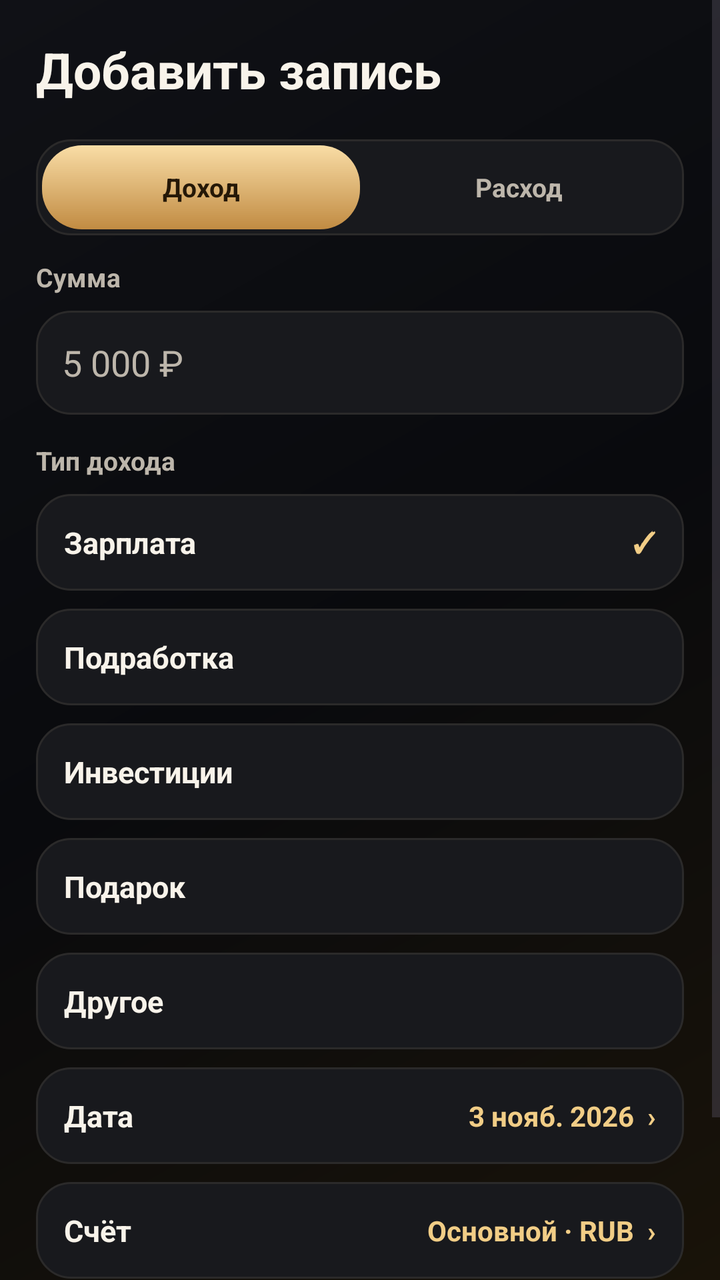
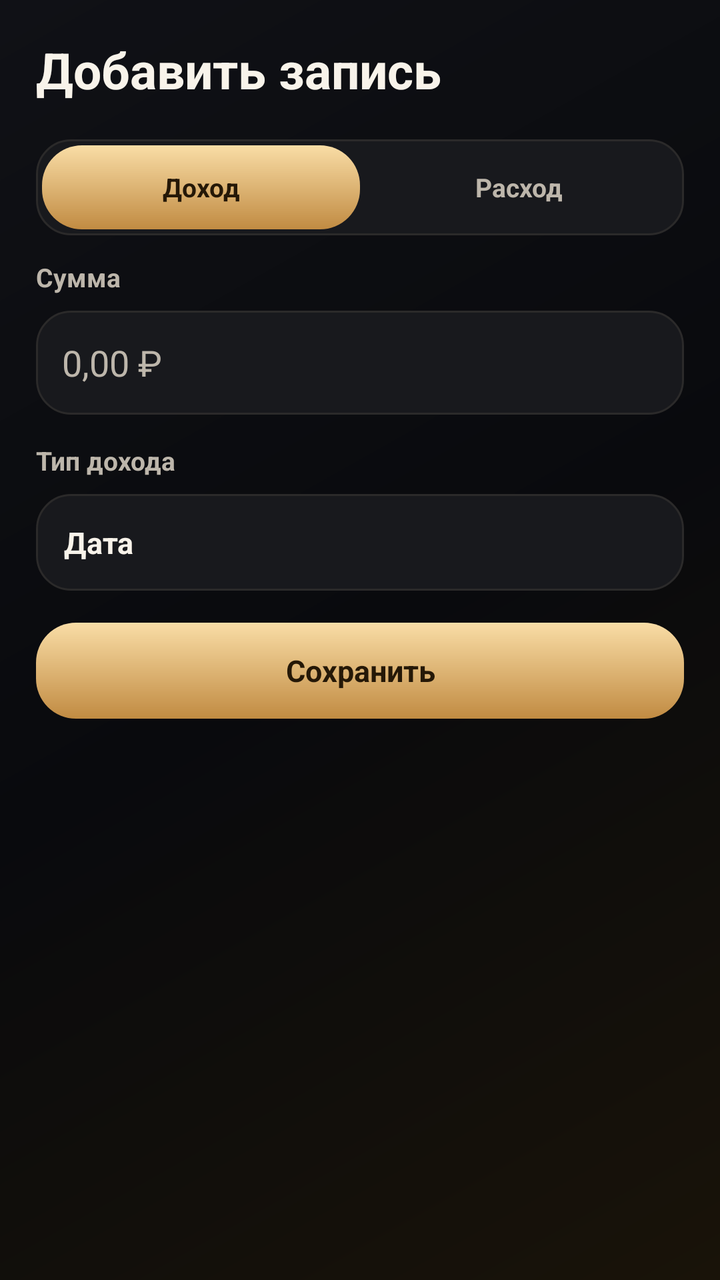

The first picture is an Android layout as it rendered before a commit; the second is the same layout after the commit. The layout source and the unified diff follow.
<!-- AndroidManifest.xml: application theme Theme.MyFinance -->
<!-- res/layout/screen_add_operation.xml -->
<?xml version="1.0" encoding="utf-8"?>
<ScrollView xmlns:android="http://schemas.android.com/apk/res/android" android:layout_width="match_parent" android:layout_height="match_parent" android:fillViewport="true" android:background="@drawable/mf_screen">
    <LinearLayout android:layout_width="match_parent" android:layout_height="wrap_content" android:orientation="vertical" android:padding="18dp">
        <TextView android:layout_width="match_parent" android:layout_height="wrap_content" android:text="Добавить запись" android:textSize="25sp" android:textColor="#F8F3EA" android:textStyle="bold" android:paddingBottom="18dp"/>
        <LinearLayout android:layout_width="match_parent" android:layout_height="wrap_content" android:orientation="horizontal" android:background="@drawable/mf_card" android:padding="3dp" android:layout_marginBottom="12dp">
            <LinearLayout android:layout_width="0dp" android:layout_height="42dp" android:orientation="vertical" android:background="@drawable/mf_gold" android:layout_weight="1" android:gravity="center">
                <TextView android:layout_width="match_parent" android:layout_height="wrap_content" android:text="Доход" android:textSize="13sp" android:textColor="#251807" android:textStyle="bold" android:gravity="center"/>
            </LinearLayout>
            <LinearLayout android:layout_width="0dp" android:layout_height="42dp" android:orientation="vertical" android:layout_weight="1" android:gravity="center">
                <TextView android:layout_width="match_parent" android:layout_height="wrap_content" android:text="Расход" android:textSize="13sp" android:textColor="#BDB6AB" android:textStyle="bold" android:gravity="center"/>
            </LinearLayout>
        </LinearLayout>
        <TextView android:layout_width="match_parent" android:layout_height="wrap_content" android:text="Сумма" android:textSize="13sp" android:textColor="#BDB6AB" android:textStyle="bold" android:paddingBottom="8dp"/>
        <EditText android:layout_width="match_parent" android:layout_height="wrap_content" android:minHeight="52dp" android:background="@drawable/mf_card" android:hint="5 000 ₽" android:inputType="numberDecimal" android:padding="13dp" android:textColor="#F8F3EA" android:textColorHint="#BDB6AB" android:layout_marginBottom="14dp"/>
        <TextView android:layout_width="match_parent" android:layout_height="wrap_content" android:text="Тип дохода" android:textSize="13sp" android:textColor="#BDB6AB" android:textStyle="bold" android:paddingBottom="8dp"/>
        <LinearLayout android:layout_width="match_parent" android:layout_height="wrap_content" android:orientation="vertical" android:background="@drawable/mf_card" android:padding="14dp" android:layout_marginBottom="9dp">
            <LinearLayout android:layout_width="match_parent" android:layout_height="wrap_content" android:orientation="horizontal" android:gravity="center_vertical">
                <LinearLayout android:layout_width="0dp" android:layout_height="wrap_content" android:orientation="vertical" android:layout_weight="1">
                    <TextView android:layout_width="match_parent" android:layout_height="wrap_content" android:text="Зарплата" android:textSize="15sp" android:textColor="#F8F3EA" android:textStyle="bold"/>
                </LinearLayout>
                <TextView android:layout_width="wrap_content" android:layout_height="wrap_content" android:text="✓" android:textSize="14sp" android:textColor="#F1CD86" android:textStyle="bold" android:paddingStart="8dp"/>
            </LinearLayout>
        </LinearLayout>
        <LinearLayout android:layout_width="match_parent" android:layout_height="wrap_content" android:orientation="vertical" android:background="@drawable/mf_card" android:padding="14dp" android:layout_marginBottom="9dp">
            <LinearLayout android:layout_width="match_parent" android:layout_height="wrap_content" android:orientation="horizontal" android:gravity="center_vertical">
                <LinearLayout android:layout_width="0dp" android:layout_height="wrap_content" android:orientation="vertical" android:layout_weight="1">
                    <TextView android:layout_width="match_parent" android:layout_height="wrap_content" android:text="Подработка" android:textSize="15sp" android:textColor="#F8F3EA" android:textStyle="bold"/>
                </LinearLayout>
            </LinearLayout>
        </LinearLayout>
        <LinearLayout android:layout_width="match_parent" android:layout_height="wrap_content" android:orientation="vertical" android:background="@drawable/mf_card" android:padding="14dp" android:layout_marginBottom="9dp">
            <LinearLayout android:layout_width="match_parent" android:layout_height="wrap_content" android:orientation="horizontal" android:gravity="center_vertical">
                <LinearLayout android:layout_width="0dp" android:layout_height="wrap_content" android:orientation="vertical" android:layout_weight="1">
                    <TextView android:layout_width="match_parent" android:layout_height="wrap_content" android:text="Инвестиции" android:textSize="15sp" android:textColor="#F8F3EA" android:textStyle="bold"/>
                </LinearLayout>
            </LinearLayout>
        </LinearLayout>
        <LinearLayout android:layout_width="match_parent" android:layout_height="wrap_content" android:orientation="vertical" android:background="@drawable/mf_card" android:padding="14dp" android:layout_marginBottom="9dp">
            <LinearLayout android:layout_width="match_parent" android:layout_height="wrap_content" android:orientation="horizontal" android:gravity="center_vertical">
                <LinearLayout android:layout_width="0dp" android:layout_height="wrap_content" android:orientation="vertical" android:layout_weight="1">
                    <TextView android:layout_width="match_parent" android:layout_height="wrap_content" android:text="Подарок" android:textSize="15sp" android:textColor="#F8F3EA" android:textStyle="bold"/>
                </LinearLayout>
            </LinearLayout>
        </LinearLayout>
        <LinearLayout android:layout_width="match_parent" android:layout_height="wrap_content" android:orientation="vertical" android:background="@drawable/mf_card" android:padding="14dp" android:layout_marginBottom="9dp">
            <LinearLayout android:layout_width="match_parent" android:layout_height="wrap_content" android:orientation="horizontal" android:gravity="center_vertical">
                <LinearLayout android:layout_width="0dp" android:layout_height="wrap_content" android:orientation="vertical" android:layout_weight="1">
                    <TextView android:layout_width="match_parent" android:layout_height="wrap_content" android:text="Другое" android:textSize="15sp" android:textColor="#F8F3EA" android:textStyle="bold"/>
                </LinearLayout>
            </LinearLayout>
        </LinearLayout>
        <LinearLayout android:layout_width="match_parent" android:layout_height="wrap_content" android:orientation="vertical" android:background="@drawable/mf_card" android:padding="14dp" android:layout_marginBottom="9dp">
            <LinearLayout android:layout_width="match_parent" android:layout_height="wrap_content" android:orientation="horizontal" android:gravity="center_vertical">
                <LinearLayout android:layout_width="0dp" android:layout_height="wrap_content" android:orientation="vertical" android:layout_weight="1">
                    <TextView android:layout_width="match_parent" android:layout_height="wrap_content" android:text="Дата" android:textSize="15sp" android:textColor="#F8F3EA" android:textStyle="bold"/>
                </LinearLayout>
                <TextView android:layout_width="wrap_content" android:layout_height="wrap_content" android:text="3 нояб. 2026  ›" android:textSize="14sp" android:textColor="#F1CD86" android:textStyle="bold" android:paddingStart="8dp"/>
            </LinearLayout>
        </LinearLayout>
        <LinearLayout android:layout_width="match_parent" android:layout_height="wrap_content" android:orientation="vertical" android:background="@drawable/mf_card" android:padding="14dp" android:layout_marginBottom="9dp">
            <LinearLayout android:layout_width="match_parent" android:layout_height="wrap_content" android:orientation="horizontal" android:gravity="center_vertical">
                <LinearLayout android:layout_width="0dp" android:layout_height="wrap_content" android:orientation="vertical" android:layout_weight="1">
                    <TextView android:layout_width="match_parent" android:layout_height="wrap_content" android:text="Счёт" android:textSize="15sp" android:textColor="#F8F3EA" android:textStyle="bold"/>
                </LinearLayout>
                <TextView android:layout_width="wrap_content" android:layout_height="wrap_content" android:text="Основной · RUB  ›" android:textSize="14sp" android:textColor="#F1CD86" android:textStyle="bold" android:paddingStart="8dp"/>
            </LinearLayout>
        </LinearLayout>
        <TextView android:layout_width="match_parent" android:layout_height="wrap_content" android:text="Сохранить" android:textSize="15sp" android:textColor="#251807" android:textStyle="bold" android:background="@drawable/mf_gold" android:gravity="center" android:minHeight="48dp" android:layout_marginTop="7dp" android:layout_marginBottom="12dp"/>
    </LinearLayout>
</ScrollView>
<!-- resources referenced by this layout -->
<resources>
  <!-- drawable mf_card (drawable) -->
  <?xml version="1.0" encoding="utf-8"?>
  <shape xmlns:android="http://schemas.android.com/apk/res/android" android:shape="rectangle">
      <solid android:color="#18191D"/>
      <stroke android:width="1dp" android:color="#2B2A2A"/>
      <corners android:radius="17dp"/>
  </shape>
  <!-- drawable mf_gold (drawable) -->
  <?xml version="1.0" encoding="utf-8"?>
  <shape xmlns:android="http://schemas.android.com/apk/res/android" android:shape="rectangle">
      <gradient android:angle="270" android:startColor="#F9DDA6" android:endColor="#C18B42"/>
      <corners android:radius="20dp"/>
  </shape>
  <!-- drawable mf_screen (drawable) -->
  <?xml version="1.0" encoding="utf-8"?>
  <shape xmlns:android="http://schemas.android.com/apk/res/android" android:shape="rectangle">
      <gradient android:angle="315" android:startColor="#101116" android:centerColor="#090A0D" android:endColor="#191309"/>
  </shape>
  <style name="Theme.MyFinance" parent="Base.Theme.MyFinance" />
  <style name="Base.Theme.MyFinance" parent="Theme.Material3.DayNight.NoActionBar">
          
          
      </style>
</resources>

<!-- the commit's change to res/layout/screen_add_operation.xml (unified diff, before → after) -->
@@ -1,70 +1,27 @@
 <?xml version="1.0" encoding="utf-8"?>
-<ScrollView xmlns:android="http://schemas.android.com/apk/res/android" android:layout_width="match_parent" android:layout_height="match_parent" android:fillViewport="true" android:background="@drawable/mf_screen">
+<ScrollView xmlns:android="http://schemas.android.com/apk/res/android" android:layout_width="match_parent" android:layout_height="match_parent" android:fillViewport="true" android:background="@drawable/mf_screen" android:id="@+id/operation_form" android:focusableInTouchMode="true">
     <LinearLayout android:layout_width="match_parent" android:layout_height="wrap_content" android:orientation="vertical" android:padding="18dp">
         <TextView android:layout_width="match_parent" android:layout_height="wrap_content" android:text="Добавить запись" android:textSize="25sp" android:textColor="#F8F3EA" android:textStyle="bold" android:paddingBottom="18dp"/>
         <LinearLayout android:layout_width="match_parent" android:layout_height="wrap_content" android:orientation="horizontal" android:background="@drawable/mf_card" android:padding="3dp" android:layout_marginBottom="12dp">
-            <LinearLayout android:layout_width="0dp" android:layout_height="42dp" android:orientation="vertical" android:background="@drawable/mf_gold" android:layout_weight="1" android:gravity="center">
-                <TextView android:layout_width="match_parent" android:layout_height="wrap_content" android:text="Доход" android:textSize="13sp" android:textColor="#251807" android:textStyle="bold" android:gravity="center"/>
+            <LinearLayout android:layout_width="0dp" android:layout_height="42dp" android:orientation="vertical" android:background="@drawable/mf_gold" android:layout_weight="1" android:gravity="center" android:id="@+id/income_type" android:clickable="true" android:focusable="true">
+                <TextView android:layout_width="match_parent" android:layout_height="wrap_content" android:text="Доход" android:textSize="13sp" android:textColor="#251807" android:textStyle="bold" android:gravity="center" android:id="@+id/income_type_label"/>
             </LinearLayout>
-            <LinearLayout android:layout_width="0dp" android:layout_height="42dp" android:orientation="vertical" android:layout_weight="1" android:gravity="center">
-                <TextView android:layout_width="match_parent" android:layout_height="wrap_content" android:text="Расход" android:textSize="13sp" android:textColor="#BDB6AB" android:textStyle="bold" android:gravity="center"/>
+            <LinearLayout android:layout_width="0dp" android:layout_height="42dp" android:orientation="vertical" android:layout_weight="1" android:gravity="center" android:id="@+id/expense_type" android:clickable="true" android:focusable="true">
+                <TextView android:layout_width="match_parent" android:layout_height="wrap_content" android:text="Расход" android:textSize="13sp" android:textColor="#BDB6AB" android:textStyle="bold" android:gravity="center" android:id="@+id/expense_type_label"/>
             </LinearLayout>
         </LinearLayout>
         <TextView android:layout_width="match_parent" android:layout_height="wrap_content" android:text="Сумма" android:textSize="13sp" android:textColor="#BDB6AB" android:textStyle="bold" android:paddingBottom="8dp"/>
-        <EditText android:layout_width="match_parent" android:layout_height="wrap_content" android:minHeight="52dp" android:background="@drawable/mf_card" android:hint="5 000 ₽" android:inputType="numberDecimal" android:padding="13dp" android:textColor="#F8F3EA" android:textColorHint="#BDB6AB" android:layout_marginBottom="14dp"/>
-        <TextView android:layout_width="match_parent" android:layout_height="wrap_content" android:text="Тип дохода" android:textSize="13sp" android:textColor="#BDB6AB" android:textStyle="bold" android:paddingBottom="8dp"/>
-        <LinearLayout android:layout_width="match_parent" android:layout_height="wrap_content" android:orientation="vertical" android:background="@drawable/mf_card" android:padding="14dp" android:layout_marginBottom="9dp">
-            <LinearLayout android:layout_width="match_parent" android:layout_height="wrap_content" android:orientation="horizontal" android:gravity="center_vertical">
-                <LinearLayout android:layout_width="0dp" android:layout_height="wrap_content" android:orientation="vertical" android:layout_weight="1">
-                    <TextView android:layout_width="match_parent" android:layout_height="wrap_content" android:text="Зарплата" android:textSize="15sp" android:textColor="#F8F3EA" android:textStyle="bold"/>
-                </LinearLayout>
-                <TextView android:layout_width="wrap_content" android:layout_height="wrap_content" android:text="✓" android:textSize="14sp" android:textColor="#F1CD86" android:textStyle="bold" android:paddingStart="8dp"/>
-            </LinearLayout>
-        </LinearLayout>
-        <LinearLayout android:layout_width="match_parent" android:layout_height="wrap_content" android:orientation="vertical" android:background="@drawable/mf_card" android:padding="14dp" android:layout_marginBottom="9dp">
-            <LinearLayout android:layout_width="match_parent" android:layout_height="wrap_content" android:orientation="horizontal" android:gravity="center_vertical">
-                <LinearLayout android:layout_width="0dp" android:layout_height="wrap_content" android:orientation="vertical" android:layout_weight="1">
-                    <TextView android:layout_width="match_parent" android:layout_height="wrap_content" android:text="Подработка" android:textSize="15sp" android:textColor="#F8F3EA" android:textStyle="bold"/>
-                </LinearLayout>
-            </LinearLayout>
-        </LinearLayout>
-        <LinearLayout android:layout_width="match_parent" android:layout_height="wrap_content" android:orientation="vertical" android:background="@drawable/mf_card" android:padding="14dp" android:layout_marginBottom="9dp">
-            <LinearLayout android:layout_width="match_parent" android:layout_height="wrap_content" android:orientation="horizontal" android:gravity="center_vertical">
-                <LinearLayout android:layout_width="0dp" android:layout_height="wrap_content" android:orientation="vertical" android:layout_weight="1">
-                    <TextView android:layout_width="match_parent" android:layout_height="wrap_content" android:text="Инвестиции" android:textSize="15sp" android:textColor="#F8F3EA" android:textStyle="bold"/>
-                </LinearLayout>
-            </LinearLayout>
-        </LinearLayout>
-        <LinearLayout android:layout_width="match_parent" android:layout_height="wrap_content" android:orientation="vertical" android:background="@drawable/mf_card" android:padding="14dp" android:layout_marginBottom="9dp">
-            <LinearLayout android:layout_width="match_parent" android:layout_height="wrap_content" android:orientation="horizontal" android:gravity="center_vertical">
-                <LinearLayout android:layout_width="0dp" android:layout_height="wrap_content" android:orientation="vertical" android:layout_weight="1">
-                    <TextView android:layout_width="match_parent" android:layout_height="wrap_content" android:text="Подарок" android:textSize="15sp" android:textColor="#F8F3EA" android:textStyle="bold"/>
-                </LinearLayout>
-            </LinearLayout>
-        </LinearLayout>
-        <LinearLayout android:layout_width="match_parent" android:layout_height="wrap_content" android:orientation="vertical" android:background="@drawable/mf_card" android:padding="14dp" android:layout_marginBottom="9dp">
-            <LinearLayout android:layout_width="match_parent" android:layout_height="wrap_content" android:orientation="horizontal" android:gravity="center_vertical">
-                <LinearLayout android:layout_width="0dp" android:layout_height="wrap_content" android:orientation="vertical" android:layout_weight="1">
-                    <TextView android:layout_width="match_parent" android:layout_height="wrap_content" android:text="Другое" android:textSize="15sp" android:textColor="#F8F3EA" android:textStyle="bold"/>
-                </LinearLayout>
-            </LinearLayout>
-        </LinearLayout>
-        <LinearLayout android:layout_width="match_parent" android:layout_height="wrap_content" android:orientation="vertical" android:background="@drawable/mf_card" android:padding="14dp" android:layout_marginBottom="9dp">
+        <EditText android:layout_width="match_parent" android:layout_height="wrap_content" android:minHeight="52dp" android:background="@drawable/mf_card" android:hint="0,00 ₽" android:inputType="numberDecimal" android:padding="13dp" android:textColor="#F8F3EA" android:textColorHint="#BDB6AB" android:layout_marginBottom="14dp" android:id="@+id/amount_input" android:maxLength="15" android:digits="0123456789.,"/>
+        <TextView android:layout_width="match_parent" android:layout_height="wrap_content" android:text="Тип дохода" android:textSize="13sp" android:textColor="#BDB6AB" android:textStyle="bold" android:paddingBottom="8dp" android:id="@+id/category_heading"/>
+        <LinearLayout android:layout_width="match_parent" android:layout_height="wrap_content" android:orientation="vertical" android:id="@+id/category_list"/>
+        <LinearLayout android:layout_width="match_parent" android:layout_height="wrap_content" android:orientation="vertical" android:background="@drawable/mf_card" android:padding="14dp" android:layout_marginBottom="9dp" android:id="@+id/pick_operation_date" android:clickable="true" android:focusable="true">
             <LinearLayout android:layout_width="match_parent" android:layout_height="wrap_content" android:orientation="horizontal" android:gravity="center_vertical">
                 <LinearLayout android:layout_width="0dp" android:layout_height="wrap_content" android:orientation="vertical" android:layout_weight="1">
                     <TextView android:layout_width="match_parent" android:layout_height="wrap_content" android:text="Дата" android:textSize="15sp" android:textColor="#F8F3EA" android:textStyle="bold"/>
                 </LinearLayout>
-                <TextView android:layout_width="wrap_content" android:layout_height="wrap_content" android:text="3 нояб. 2026  ›" android:textSize="14sp" android:textColor="#F1CD86" android:textStyle="bold" android:paddingStart="8dp"/>
+                <TextView android:layout_width="wrap_content" android:layout_height="wrap_content" android:text="" android:textSize="14sp" android:textColor="#F1CD86" android:textStyle="bold" android:paddingStart="8dp" android:id="@+id/operation_date_value"/>
             </LinearLayout>
         </LinearLayout>
-        <LinearLayout android:layout_width="match_parent" android:layout_height="wrap_content" android:orientation="vertical" android:background="@drawable/mf_card" android:padding="14dp" android:layout_marginBottom="9dp">
-            <LinearLayout android:layout_width="match_parent" android:layout_height="wrap_content" android:orientation="horizontal" android:gravity="center_vertical">
-                <LinearLayout android:layout_width="0dp" android:layout_height="wrap_content" android:orientation="vertical" android:layout_weight="1">
-                    <TextView android:layout_width="match_parent" android:layout_height="wrap_content" android:text="Счёт" android:textSize="15sp" android:textColor="#F8F3EA" android:textStyle="bold"/>
-                </LinearLayout>
-                <TextView android:layout_width="wrap_content" android:layout_height="wrap_content" android:text="Основной · RUB  ›" android:textSize="14sp" android:textColor="#F1CD86" android:textStyle="bold" android:paddingStart="8dp"/>
-            </LinearLayout>
-        </LinearLayout>
-        <TextView android:layout_width="match_parent" android:layout_height="wrap_content" android:text="Сохранить" android:textSize="15sp" android:textColor="#251807" android:textStyle="bold" android:background="@drawable/mf_gold" android:gravity="center" android:minHeight="48dp" android:layout_marginTop="7dp" android:layout_marginBottom="12dp"/>
+        <TextView android:layout_width="match_parent" android:layout_height="wrap_content" android:text="Сохранить" android:textSize="15sp" android:textColor="#251807" android:textStyle="bold" android:background="@drawable/mf_gold" android:gravity="center" android:minHeight="48dp" android:layout_marginTop="7dp" android:layout_marginBottom="12dp" android:id="@+id/save_operation" android:clickable="true" android:focusable="true"/>
     </LinearLayout>
 </ScrollView>
